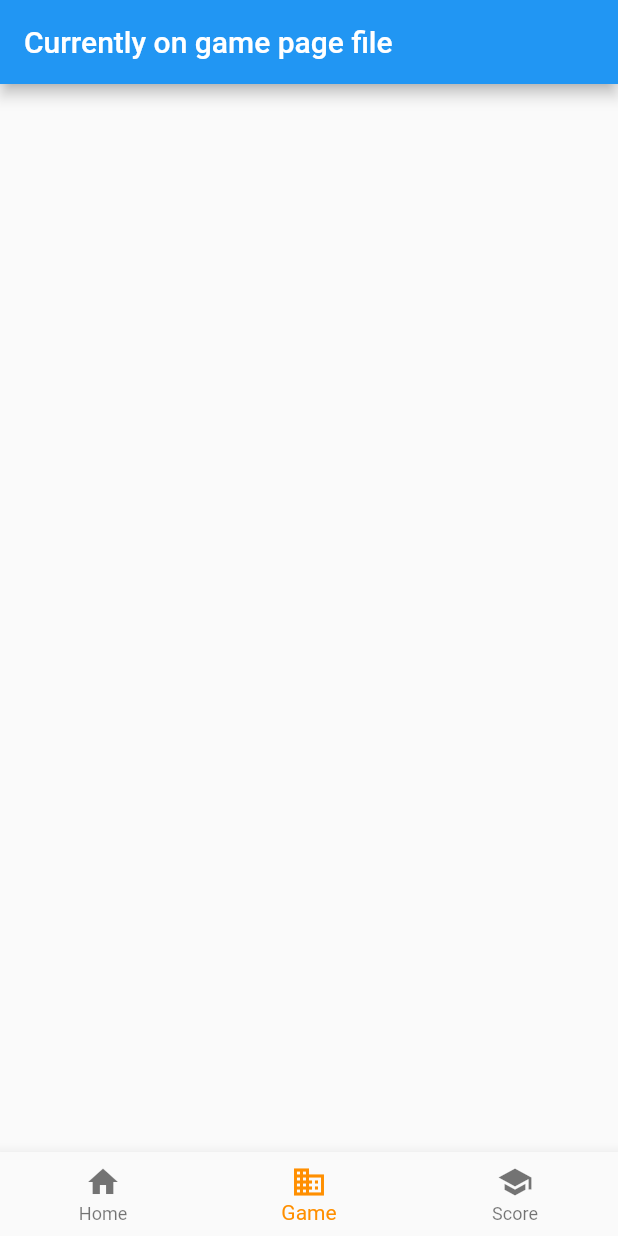
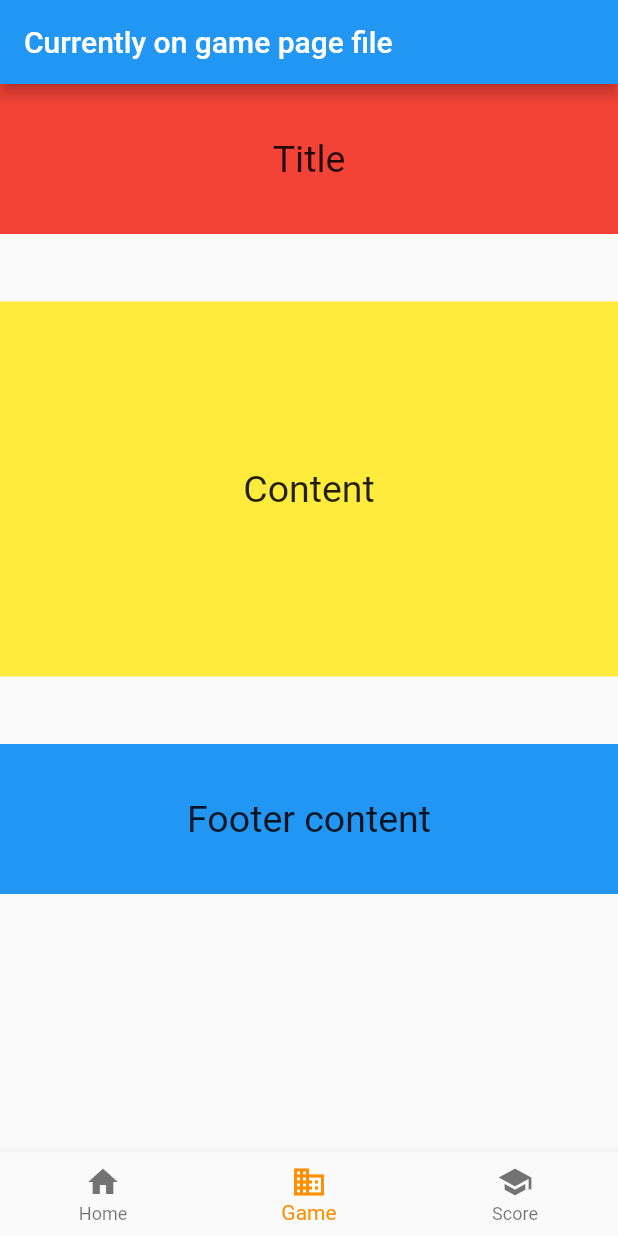
Before and after one commit to GruberAdam/TyperNerd-Flutter_app, a Flutter app: the screen it shows after launch, item 2 of the bottom bar chosen, on a phone screen of 412 x 824 dp. Run offline on Flutter 3.47's test engine with Material 2 defaults, Android fonts, the phone set to English and light mode, and no system bars.

Commit message:
Base of game page prototype

```diff
--- a/lib/view/game_view.dart
+++ b/lib/view/game_view.dart
@@ -10,6 +10,44 @@ class GamePage extends StatelessWidget {
       appBar: AppBar(
         title: Text("Currently on game page file"),
       ),
+      body: Container(
+        child: Column(
+          children: [
+            Container(
+              child: Text(
+                "Title",
+                style: TextStyle(fontSize: 25),
+              ),
+              alignment: Alignment.center,
+              width: MediaQuery.of(context).size.width,
+              height: 100,
+              color: Colors.red,
+            ),
+            Container(
+              child: Text(
+                "Content",
+                style: TextStyle(fontSize: 25),
+              ),
+              alignment: Alignment.center,
+              width: MediaQuery.of(context).size.width,
+              height: 250,
+              margin: EdgeInsets.only(top: 45),
+              color: Colors.yellow,
+            ),
+            Container(
+              child: Text(
+                "Footer content",
+                style: TextStyle(fontSize: 25),
+              ),
+              alignment: Alignment.center,
+              width: MediaQuery.of(context).size.width,
+              height: 100,
+              margin: EdgeInsets.only(top: 45),
+              color: Colors.blue,
+            )
+          ],
+        ),
+      ),
       bottomNavigationBar: BottomNavBar(1),
     );
   }
```
